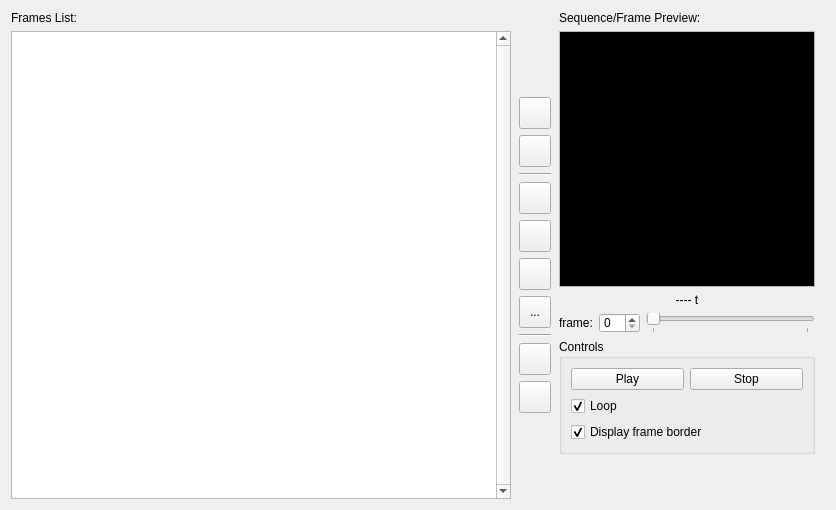
PsyCommando/ppmdu_spriteeditor, file src/ui/tabs/tabanimsequence.ui: the form before one commit.
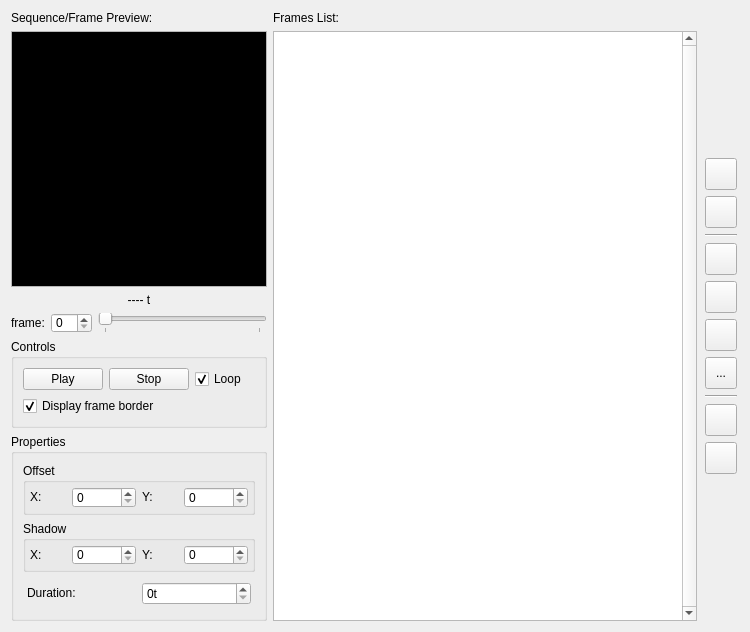
The form after the commit. Icons and pictures are not drawn.

What changed in the file:
```diff
--- a/src/ui/tabs/tabanimsequence.ui
+++ b/src/ui/tabs/tabanimsequence.ui
@@ -6,8 +6,8 @@
    <rect>
     <x>0</x>
     <y>0</y>
-    <width>836</width>
-    <height>510</height>
+    <width>750</width>
+    <height>632</height>
    </rect>
   </property>
   <property name="sizePolicy">
@@ -18,11 +18,509 @@
   </property>
   <property name="minimumSize">
    <size>
-    <width>836</width>
-    <height>470</height>
+    <width>724</width>
+    <height>632</height>
    </size>
   </property>
-  <layout class="QHBoxLayout" name="horizontalLayout_2" stretch="1,0,1,2">
+  <layout class="QHBoxLayout" name="horizontalLayout_2" stretch="1,2,0">
+   <item>
+    <layout class="QVBoxLayout" name="vlPreview" stretch="1,0,0,2">
+     <item>
+      <layout class="QVBoxLayout" name="vlViewer">
+       <item>
+        <widget class="QLabel" name="lblSequencePreview">
+         <property name="text">
+          <string>Sequence/Frame Preview:</string>
+         </property>
+        </widget>
+       </item>
+       <item>
+        <widget class="QGraphicsView" name="gvAnimSeqViewport">
+         <property name="sizePolicy">
+          <sizepolicy hsizetype="MinimumExpanding" vsizetype="Preferred">
+           <horstretch>0</horstretch>
+           <verstretch>0</verstretch>
+          </sizepolicy>
+         </property>
+         <property name="minimumSize">
+          <size>
+           <width>256</width>
+           <height>256</height>
+          </size>
+         </property>
+         <property name="maximumSize">
+          <size>
+           <width>512</width>
+           <height>256</height>
+          </size>
+         </property>
+         <property name="palette">
+          <palette>
+           <active>
+            <colorrole role="Base">
+             <brush brushstyle="SolidPattern">
+              <color alpha="255">
+               <red>0</red>
+               <green>0</green>
+               <blue>0</blue>
+              </color>
+             </brush>
+            </colorrole>
+           </active>
+           <inactive>
+            <colorrole role="Base">
+             <brush brushstyle="SolidPattern">
+              <color alpha="255">
+               <red>0</red>
+               <green>0</green>
+               <blue>0</blue>
+              </color>
+             </brush>
+            </colorrole>
+           </inactive>
+           <disabled>
+            <colorrole role="Base">
+             <brush brushstyle="SolidPattern">
+              <color alpha="255">
+               <red>240</red>
+               <green>240</green>
+               <blue>240</blue>
+              </color>
+             </brush>
+            </colorrole>
+           </disabled>
+          </palette>
+         </property>
+         <property name="verticalScrollBarPolicy">
+          <enum>Qt::ScrollBarAlwaysOff</enum>
+         </property>
+         <property name="horizontalScrollBarPolicy">
+          <enum>Qt::ScrollBarAlwaysOff</enum>
+         </property>
+         <property name="interactive">
+          <bool>false</bool>
+         </property>
+         <property name="sceneRect">
+          <rectf>
+           <x>-256.000000000000000</x>
+           <y>-256.000000000000000</y>
+           <width>512.000000000000000</width>
+           <height>512.000000000000000</height>
+          </rectf>
+         </property>
+         <property name="dragMode">
+          <enum>QGraphicsView::NoDrag</enum>
+         </property>
+         <property name="resizeAnchor">
+          <enum>QGraphicsView::AnchorUnderMouse</enum>
+         </property>
+         <property name="viewportUpdateMode">
+          <enum>QGraphicsView::FullViewportUpdate</enum>
+         </property>
+        </widget>
+       </item>
+       <item>
+        <widget class="QLabel" name="lblAnimTime">
+         <property name="maximumSize">
+          <size>
+           <width>256</width>
+           <height>16777215</height>
+          </size>
+         </property>
+         <property name="text">
+          <string>---- t</string>
+         </property>
+         <property name="alignment">
+          <set>Qt::AlignCenter</set>
+         </property>
+        </widget>
+       </item>
+       <item>
+        <layout class="QHBoxLayout" name="hlFrameSlider">
+         <item>
+          <layout class="QHBoxLayout" name="hlFrameCounter">
+           <item>
+            <widget class="QLabel" name="lblFrame">
+             <property name="text">
+              <string>frame:</string>
+             </property>
+            </widget>
+           </item>
+           <item>
+            <widget class="QSpinBox" name="spinCurFrm">
+             <property name="sizePolicy">
+              <sizepolicy hsizetype="Fixed" vsizetype="Fixed">
+               <horstretch>0</horstretch>
+               <verstretch>0</verstretch>
+              </sizepolicy>
+             </property>
+             <property name="minimumSize">
+              <size>
+               <width>32</width>
+               <height>20</height>
+              </size>
+             </property>
+            </widget>
+           </item>
+          </layout>
+         </item>
+         <item>
+          <widget class="QSlider" name="sldrAnimSeq">
+           <property name="maximum">
+            <number>1</number>
+           </property>
+           <property name="orientation">
+            <enum>Qt::Horizontal</enum>
+           </property>
+           <property name="invertedAppearance">
+            <bool>false</bool>
+           </property>
+           <property name="invertedControls">
+            <bool>false</bool>
+           </property>
+           <property name="tickPosition">
+            <enum>QSlider::TicksBelow</enum>
+           </property>
+           <property name="tickInterval">
+            <number>1</number>
+           </property>
+          </widget>
+         </item>
+        </layout>
+       </item>
+      </layout>
+     </item>
+     <item>
+      <widget class="QGroupBox" name="grpControls">
+       <property name="sizePolicy">
+        <sizepolicy hsizetype="Preferred" vsizetype="Preferred">
+         <horstretch>0</horstretch>
+         <verstretch>0</verstretch>
+        </sizepolicy>
+       </property>
+       <property name="title">
+        <string>Controls</string>
+       </property>
+       <property name="alignment">
+        <set>Qt::AlignLeading|Qt::AlignLeft|Qt::AlignTop</set>
+       </property>
+       <property name="flat">
+        <bool>false</bool>
+       </property>
+       <layout class="QVBoxLayout" name="verticalLayout">
+        <property name="leftMargin">
+         <number>9</number>
+        </property>
+        <item>
+         <layout class="QHBoxLayout" name="hlPlayStop">
+          <item>
+           <widget class="QPushButton" name="btnSeqPlay">
+            <property name="sizePolicy">
+             <sizepolicy hsizetype="Fixed" vsizetype="Fixed">
+              <horstretch>0</horstretch>
+              <verstretch>0</verstretch>
+             </sizepolicy>
+            </property>
+            <property name="statusTip">
+             <string>Play</string>
+            </property>
+            <property name="text">
+             <string>Play</string>
+            </property>
+            <property name="icon">
+             <iconset resource="../../../appres.qrc">
+              <normaloff>:/resources/fugue-icons-3.5.6/icons/control.png</normaloff>:/resources/fugue-icons-3.5.6/icons/control.png</iconset>
+            </property>
+           </widget>
+          </item>
+          <item>
+           <widget class="QPushButton" name="btnSeqStop">
+            <property name="sizePolicy">
+             <sizepolicy hsizetype="Fixed" vsizetype="Fixed">
+              <horstretch>0</horstretch>
+              <verstretch>0</verstretch>
+             </sizepolicy>
+            </property>
+            <property name="statusTip">
+             <string>Stop</string>
+            </property>
+            <property name="text">
+             <string>Stop</string>
+            </property>
+            <property name="icon">
+             <iconset resource="../../../appres.qrc">
+              <normaloff>:/resources/fugue-icons-3.5.6/icons/control-stop-square.png</normaloff>:/resources/fugue-icons-3.5.6/icons/control-stop-square.png</iconset>
+            </property>
+           </widget>
+          </item>
+          <item>
+           <widget class="QCheckBox" name="chkAnimSeqLoop">
+            <property name="statusTip">
+             <string>Loop animation</string>
+            </property>
+            <property name="text">
+             <string>Loop</string>
+            </property>
+            <property name="checked">
+             <bool>true</bool>
+            </property>
+           </widget>
+          </item>
+         </layout>
+        </item>
+        <item>
+         <widget class="QCheckBox" name="chkDisplayImgBorder">
+          <property name="toolTip">
+           <string>&lt;html&gt;&lt;head/&gt;&lt;body&gt;&lt;p&gt;Whether the the frame's borders will be visible or blended with the background&lt;/p&gt;&lt;/body&gt;&lt;/html&gt;</string>
+          </property>
+          <property name="text">
+           <string>Display frame border</string>
+          </property>
+          <property name="checked">
+           <bool>true</bool>
+          </property>
+         </widget>
+        </item>
+       </layout>
+      </widget>
+     </item>
+     <item>
+      <widget class="QGroupBox" name="grpProperties">
+       <property name="sizePolicy">
+        <sizepolicy hsizetype="Preferred" vsizetype="Minimum">
+         <horstretch>0</horstretch>
+         <verstretch>0</verstretch>
+        </sizepolicy>
+       </property>
+       <property name="minimumSize">
+        <size>
+         <width>50</width>
+         <height>50</height>
+        </size>
+       </property>
+       <property name="title">
+        <string>Properties</string>
+       </property>
+       <layout class="QVBoxLayout" name="verticalLayout_2">
+        <item>
+         <widget class="QGroupBox" name="grpOffset">
+          <property name="minimumSize">
+           <size>
+            <width>0</width>
+            <height>0</height>
+           </size>
+          </property>
+          <property name="title">
+           <string>Offset</string>
+          </property>
+          <property name="flat">
+           <bool>false</bool>
+          </property>
+          <layout class="QHBoxLayout" name="horizontalLayout_4">
+           <property name="leftMargin">
+            <number>4</number>
+           </property>
+           <property name="topMargin">
+            <number>4</number>
+           </property>
+           <property name="rightMargin">
+            <number>4</number>
+           </property>
+           <property name="bottomMargin">
+            <number>4</number>
+           </property>
+           <item>
+            <layout class="QHBoxLayout" name="horizontalLayout">
+             <item>
+              <widget class="QLabel" name="lblXOffset">
+               <property name="text">
+                <string>&lt;html&gt;&lt;head/&gt;&lt;body&gt;&lt;p&gt;X:&lt;/p&gt;&lt;/body&gt;&lt;/html&gt;</string>
+               </property>
+              </widget>
+             </item>
+             <item>
+              <widget class="QSpinBox" name="spbXOff">
+               <property name="minimumSize">
+                <size>
+                 <width>64</width>
+                 <height>0</height>
+                </size>
+               </property>
+              </widget>
+             </item>
+            </layout>
+           </item>
+           <item>
+            <layout class="QHBoxLayout" name="horizontalLayout_3">
+             <item>
+              <widget class="QLabel" name="lblYOffset">
+               <property name="text">
+                <string>&lt;html&gt;&lt;head/&gt;&lt;body&gt;&lt;p&gt;Y:&lt;/p&gt;&lt;/body&gt;&lt;/html&gt;</string>
+               </property>
+              </widget>
+             </item>
+             <item>
+              <widget class="QSpinBox" name="spbYOff">
+               <property name="sizePolicy">
+                <sizepolicy hsizetype="Preferred" vsizetype="Fixed">
+                 <horstretch>0</horstretch>
+                 <verstretch>0</verstretch>
+                </sizepolicy>
+               </property>
+               <property name="minimumSize">
+                <size>
+                 <width>64</width>
+                 <height>0</height>
+                </size>
+               </property>
+              </widget>
+             </item>
+            </layout>
+           </item>
+          </layout>
+         </widget>
+        </item>
+        <item>
+         <widget class="QGroupBox" name="grpShadow">
+          <property name="sizePolicy">
+           <sizepolicy hsizetype="Preferred" vsizetype="Preferred">
+            <horstretch>0</horstretch>
+            <verstretch>0</verstretch>
+           </sizepolicy>
+          </property>
+          <property name="minimumSize">
+           <size>
+            <width>0</width>
+            <height>0</height>
+           </size>
+          </property>
+          <property name="title">
+           <string>Shadow</string>
+          </property>
+          <property name="flat">
+           <bool>false</bool>
+          </property>
+          <layout class="QHBoxLayout" name="horizontalLayout_7">
+           <property name="leftMargin">
+            <number>4</number>
+           </property>
+           <property name="topMargin">
+            <number>4</number>
+           </property>
+           <property name="rightMargin">
+            <number>4</number>
+           </property>
+           <property name="bottomMargin">
+            <number>4</number>
+           </property>
+           <item>
+            <layout class="QHBoxLayout" name="horizontalLayout_5">
+             <item>
+              <widget class="QLabel" name="lblXShadow">
+               <property name="text">
+                <string>&lt;html&gt;&lt;head/&gt;&lt;body&gt;&lt;p&gt;X:&lt;/p&gt;&lt;/body&gt;&lt;/html&gt;</string>
+               </property>
+              </widget>
+             </item>
+             <item>
+              <widget class="QSpinBox" name="spbXShadow">
+               <property name="minimumSize">
+                <size>
+                 <width>64</width>
+                 <height>0</height>
+                </size>
+               </property>
+              </widget>
+             </item>
+            </layout>
+           </item>
+           <item>
+            <layout class="QHBoxLayout" name="horizontalLayout_6">
+             <item>
+              <widget class="QLabel" name="lblYShadow">
+               <property name="text">
+                <string>&lt;html&gt;&lt;head/&gt;&lt;body&gt;&lt;p&gt;Y:&lt;/p&gt;&lt;/body&gt;&lt;/html&gt;</string>
+               </property>
+              </widget>
+             </item>
+             <item>
+              <widget class="QSpinBox" name="spbYShadow">
+               <property name="minimumSize">
+                <size>
+                 <width>64</width>
+                 <height>0</height>
+                </size>
+               </property>
+              </widget>
+             </item>
+            </layout>
+           </item>
+          </layout>
+         </widget>
+        </item>
+        <item>
+         <layout class="QHBoxLayout" name="horizontalLayout_8">
+          <property name="leftMargin">
+           <number>4</number>
+          </property>
+          <property name="topMargin">
+           <number>4</number>
+          </property>
+          <property name="rightMargin">
+           <number>4</number>
+          </property>
+          <property name="bottomMargin">
+           <number>4</number>
+          </property>
+          <item>
+           <widget class="QLabel" name="lblDuration">
+            <property name="text">
+             <string>&lt;html&gt;&lt;head/&gt;&lt;body&gt;&lt;p&gt;Duration:&lt;/p&gt;&lt;/body&gt;&lt;/html&gt;</string>
+            </property>
+           </widget>
+          </item>
+          <item>
+           <widget class="QSpinBox" name="spbDuration">
+            <property name="sizePolicy">
+             <sizepolicy hsizetype="Minimum" vsizetype="Fixed">
+              <horstretch>0</horstretch>
+              <verstretch>0</verstretch>
+             </sizepolicy>
+            </property>
+            <property name="minimumSize">
+             <size>
+              <width>96</width>
+              <height>0</height>
+             </size>
+            </property>
+            <property name="suffix">
+             <string>t</string>
+            </property>
+            <property name="maximum">
+             <number>16136</number>
+            </property>
+           </widget>
+          </item>
+         </layout>
+        </item>
+       </layout>
+      </widget>
+     </item>
+     <item>
+      <spacer name="verticalSpacer">
+       <property name="orientation">
+        <enum>Qt::Vertical</enum>
+       </property>
+       <property name="sizeHint" stdset="0">
+        <size>
+         <width>20</width>
+         <height>40</height>
+        </size>
+       </property>
+      </spacer>
+     </item>
+    </layout>
+   </item>
    <item>
     <layout class="QVBoxLayout" name="vlFrameList">
      <item>
@@ -35,20 +533,20 @@
      <item>
       <widget class="QTableView" name="tblseqfrmlst">
        <property name="sizePolicy">
-        <sizepolicy hsizetype="Preferred" vsizetype="Expanding">
+        <sizepolicy hsizetype="MinimumExpanding" vsizetype="Expanding">
          <horstretch>0</horstretch>
          <verstretch>0</verstretch>
         </sizepolicy>
        </property>
        <property name="minimumSize">
         <size>
-         <width>500</width>
+         <width>256</width>
          <height>366</height>
         </size>
        </property>
        <property name="maximumSize">
         <size>
-         <width>256</width>
+         <width>16777215</width>
          <height>16777215</height>
         </size>
        </property>
@@ -419,295 +917,6 @@
      </item>
     </layout>
    </item>
-   <item>
-    <layout class="QVBoxLayout" name="vlPreview">
-     <item>
-      <layout class="QVBoxLayout" name="vlViewer">
-       <item>
-        <widget class="QLabel" name="lblSequencePreview">
-         <property name="text">
-          <string>Sequence/Frame Preview:</string>
-         </property>
-        </widget>
-       </item>
-       <item>
-        <widget class="QGraphicsView" name="gvAnimSeqViewport">
-         <property name="sizePolicy">
-          <sizepolicy hsizetype="MinimumExpanding" vsizetype="Preferred">
-           <horstretch>0</horstretch>
-           <verstretch>0</verstretch>
-          </sizepolicy>
-         </property>
-         <property name="minimumSize">
-          <size>
-           <width>256</width>
-           <height>256</height>
-          </size>
-         </property>
-         <property name="maximumSize">
-          <size>
-           <width>512</width>
-           <height>256</height>
-          </size>
-         </property>
-         <property name="palette">
-          <palette>
-           <active>
-            <colorrole role="Base">
-             <brush brushstyle="SolidPattern">
-              <color alpha="255">
-               <red>0</red>
-               <green>0</green>
-               <blue>0</blue>
-              </color>
-             </brush>
-            </colorrole>
-           </active>
-           <inactive>
-            <colorrole role="Base">
-             <brush brushstyle="SolidPattern">
-              <color alpha="255">
-               <red>0</red>
-               <green>0</green>
-               <blue>0</blue>
-              </color>
-             </brush>
-            </colorrole>
-           </inactive>
-           <disabled>
-            <colorrole role="Base">
-             <brush brushstyle="SolidPattern">
-              <color alpha="255">
-               <red>240</red>
-               <green>240</green>
-               <blue>240</blue>
-              </color>
-             </brush>
-            </colorrole>
-           </disabled>
-          </palette>
-         </property>
-         <property name="verticalScrollBarPolicy">
-          <enum>Qt::ScrollBarAlwaysOff</enum>
-         </property>
-         <property name="horizontalScrollBarPolicy">
-          <enum>Qt::ScrollBarAlwaysOff</enum>
-         </property>
-         <property name="interactive">
-          <bool>false</bool>
-         </property>
-         <property name="sceneRect">
-          <rectf>
-           <x>-256.000000000000000</x>
-           <y>-256.000000000000000</y>
-           <width>512.000000000000000</width>
-           <height>512.000000000000000</height>
-          </rectf>
-         </property>
-         <property name="dragMode">
-          <enum>QGraphicsView::NoDrag</enum>
-         </property>
-         <property name="resizeAnchor">
-          <enum>QGraphicsView::AnchorUnderMouse</enum>
-         </property>
-         <property name="viewportUpdateMode">
-          <enum>QGraphicsView::FullViewportUpdate</enum>
-         </property>
-        </widget>
-       </item>
-       <item>
-        <widget class="QLabel" name="lblAnimTime">
-         <property name="maximumSize">
-          <size>
-           <width>256</width>
-           <height>16777215</height>
-          </size>
-         </property>
-         <property name="text">
-          <string>---- t</string>
-         </property>
-         <property name="alignment">
-          <set>Qt::AlignCenter</set>
-         </property>
-        </widget>
-       </item>
-       <item>
-        <layout class="QHBoxLayout" name="hlFrameSlider">
-         <item>
-          <layout class="QHBoxLayout" name="hlFrameCounter">
-           <item>
-            <widget class="QLabel" name="lblFrame">
-             <property name="text">
-              <string>frame:</string>
-             </property>
-            </widget>
-           </item>
-           <item>
-            <widget class="QSpinBox" name="spinCurFrm">
-             <property name="sizePolicy">
-              <sizepolicy hsizetype="Fixed" vsizetype="Fixed">
-               <horstretch>0</horstretch>
-               <verstretch>0</verstretch>
-              </sizepolicy>
-             </property>
-             <property name="minimumSize">
-              <size>
-               <width>32</width>
-               <height>20</height>
-              </size>
-             </property>
-            </widget>
-           </item>
-          </layout>
-         </item>
-         <item>
-          <widget class="QSlider" name="sldrAnimSeq">
-           <property name="maximum">
-            <number>1</number>
-           </property>
-           <property name="orientation">
-            <enum>Qt::Horizontal</enum>
-           </property>
-           <property name="invertedAppearance">
-            <bool>false</bool>
-           </property>
-           <property name="invertedControls">
-            <bool>false</bool>
-           </property>
-           <property name="tickPosition">
-            <enum>QSlider::TicksBelow</enum>
-           </property>
-           <property name="tickInterval">
-            <number>1</number>
-           </property>
-          </widget>
-         </item>
-        </layout>
-       </item>
-      </layout>
-     </item>
-     <item>
-      <widget class="QGroupBox" name="grpControls">
-       <property name="sizePolicy">
-        <sizepolicy hsizetype="MinimumExpanding" vsizetype="Preferred">
-         <horstretch>0</horstretch>
-         <verstretch>0</verstretch>
-        </sizepolicy>
-       </property>
-       <property name="title">
-        <string>Controls</string>
-       </property>
-       <property name="alignment">
-        <set>Qt::AlignLeading|Qt::AlignLeft|Qt::AlignTop</set>
-       </property>
-       <property name="flat">
-        <bool>false</bool>
-       </property>
-       <layout class="QVBoxLayout" name="verticalLayout">
-        <property name="leftMargin">
-         <number>9</number>
-        </property>
-        <item>
-         <layout class="QHBoxLayout" name="hlPlayStop">
-          <item>
-           <widget class="QPushButton" name="btnSeqPlay">
-            <property name="sizePolicy">
-             <sizepolicy hsizetype="MinimumExpanding" vsizetype="Fixed">
-              <horstretch>0</horstretch>
-              <verstretch>0</verstretch>
-             </sizepolicy>
-            </property>
-            <property name="statusTip">
-             <string>Play</string>
-            </property>
-            <property name="text">
-             <string>Play</string>
-            </property>
-            <property name="icon">
-             <iconset resource="../../../appres.qrc">
-              <normaloff>:/resources/fugue-icons-3.5.6/icons/control.png</normaloff>:/resources/fugue-icons-3.5.6/icons/control.png</iconset>
-            </property>
-           </widget>
-          </item>
-          <item>
-           <widget class="QPushButton" name="btnSeqStop">
-            <property name="sizePolicy">
-             <sizepolicy hsizetype="MinimumExpanding" vsizetype="Fixed">
-              <horstretch>0</horstretch>
-              <verstretch>0</verstretch>
-             </sizepolicy>
-            </property>
-            <property name="statusTip">
-             <string>Stop</string>
-            </property>
-            <property name="text">
-             <string>Stop</string>
-            </property>
-            <property name="icon">
-             <iconset resource="../../../appres.qrc">
-              <normaloff>:/resources/fugue-icons-3.5.6/icons/control-stop-square.png</normaloff>:/resources/fugue-icons-3.5.6/icons/control-stop-square.png</iconset>
-            </property>
-           </widget>
-          </item>
-         </layout>
-        </item>
-        <item>
-         <widget class="QCheckBox" name="chkAnimSeqLoop">
-          <property name="statusTip">
-           <string>Loop animation</string>
-          </property>
-          <property name="text">
-           <string>Loop</string>
-          </property>
-          <property name="checked">
-           <bool>true</bool>
-          </property>
-         </widget>
-        </item>
-        <item>
-         <widget class="QCheckBox" name="chkDisplayImgBorder">
-          <property name="toolTip">
-           <string>&lt;html&gt;&lt;head/&gt;&lt;body&gt;&lt;p&gt;Whether the the frame's borders will be visible or blended with the background&lt;/p&gt;&lt;/body&gt;&lt;/html&gt;</string>
-          </property>
-          <property name="text">
-           <string>Display frame border</string>
-          </property>
-          <property name="checked">
-           <bool>true</bool>
-          </property>
-         </widget>
-        </item>
-       </layout>
-      </widget>
-     </item>
-     <item>
-      <spacer name="vspcControlsBottom">
-       <property name="orientation">
-        <enum>Qt::Vertical</enum>
-       </property>
-       <property name="sizeHint" stdset="0">
-        <size>
-         <width>20</width>
-         <height>40</height>
-        </size>
-       </property>
-      </spacer>
-     </item>
-    </layout>
-   </item>
-   <item>
-    <spacer name="horizontalSpacer">
-     <property name="orientation">
-      <enum>Qt::Horizontal</enum>
-     </property>
-     <property name="sizeHint" stdset="0">
-      <size>
-       <width>40</width>
-       <height>20</height>
-      </size>
-     </property>
-    </spacer>
-   </item>
   </layout>
  </widget>
  <resources>
```
